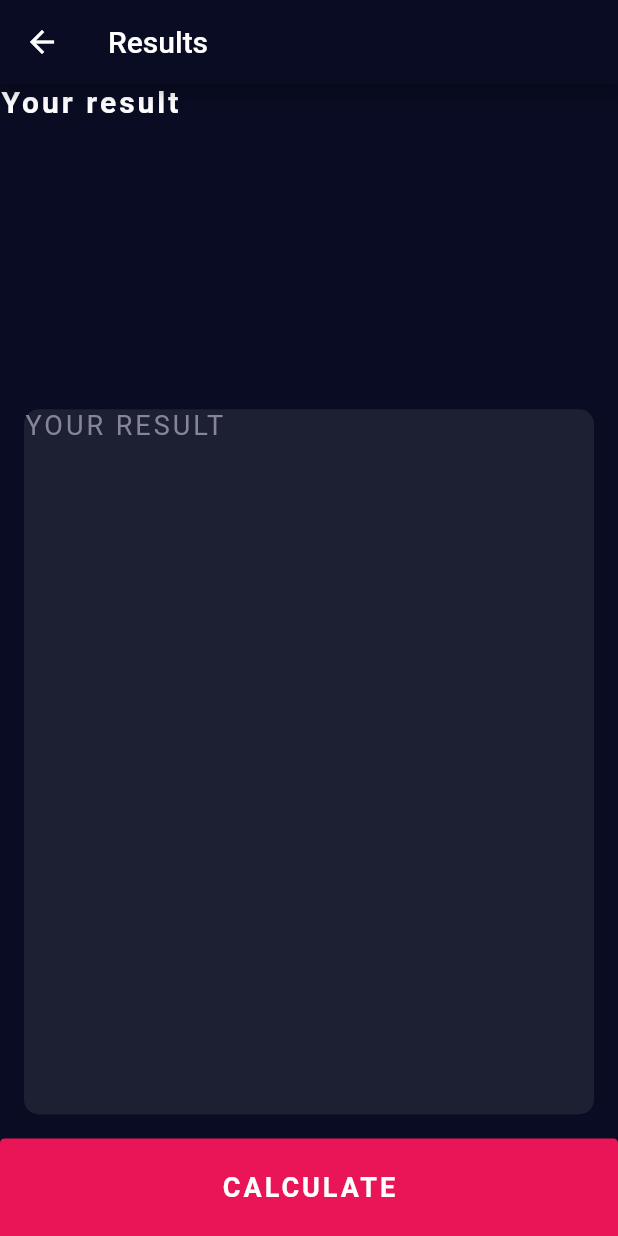
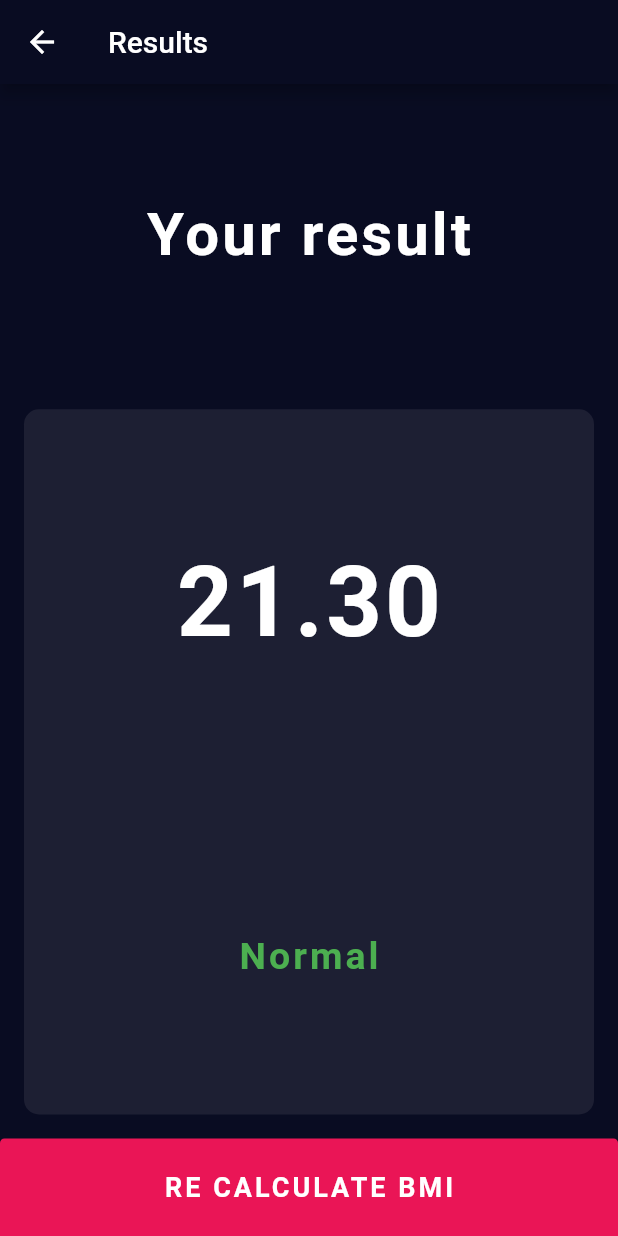
Before and after one commit to saketp18/simple_bmi_app, a Flutter app: the screen it shows after launch, after a tap on "CALCULATE", on a phone screen of 412 x 824 dp. Run offline on Flutter 3.47's test engine with Material 2 defaults, Android fonts, the phone set to English and light mode, and no system bars; our stand-ins replace font_awesome_flutter.

Commit message:
Update UI for results screen

```diff
--- a/lib/data.dart
+++ /dev/null
@@ -1,11 +0,0 @@
-class Data {
-  int height = 180;
-  int weight = 70;
-  int age = 25;
-
-  double calculateBMI() {
-    return weight / (height * height) * 10000;
-  }
-}
-
-enum Gender { MALE, FEMALE }
--- /dev/null
+++ b/lib/data/data.dart
@@ -0,0 +1,21 @@
+class Data {
+  int height = 180;
+  int weight = 70;
+  int age = 25;
+  double bmi;
+
+  double calculateBMI() {
+    bmi = weight / (height * height) * 10000;
+    return bmi;
+  }
+
+  String getResults() {
+    if (bmi > 25) {
+      return "Obese";
+    } else {
+      return "Normal";
+    }
+  }
+}
+
+enum Gender { MALE, FEMALE }
--- a/lib/main.dart
+++ b/lib/screen0.dart
@@ -1,8 +1,8 @@
 import 'package:flutter/cupertino.dart';
 import 'package:flutter/material.dart';
 import 'package:font_awesome_flutter/font_awesome_flutter.dart';
-import 'package:simple_bmi_app/data.dart';
-import 'package:simple_bmi_app/results.dart';
+import 'package:simple_bmi_app/data/data.dart';
+import 'package:simple_bmi_app/screen1.dart';
 import 'package:simple_bmi_app/views/card_views.dart';
 
 void main() => runApp(MyApp());
@@ -300,8 +300,12 @@ class _MyHomePageState extends State<MyHomePage> {
               onTap: () {
                 var bmi = data.calculateBMI();
                 print(bmi.toStringAsFixed(2));
-                Navigator.push(context,
-                    MaterialPageRoute(builder: (context) => ResultScreen()));
+                Navigator.push(
+                    context,
+                    MaterialPageRoute(
+                        builder: (context) => ResultScreen(
+                              data: data,
+                            )));
               },
               child: Container(
                 height: 65.0,
--- a/lib/results.dart
+++ b/lib/screen1.dart
@@ -1,9 +1,14 @@
 import 'package:flutter/cupertino.dart';
 import 'package:flutter/material.dart';
+import 'package:simple_bmi_app/data/data.dart';
 
 Color activeColor = Color(0xFF1D1F33);
 
 class ResultScreen extends StatelessWidget {
+  final Data data;
+
+  ResultScreen({@required this.data});
+
   @override
   Widget build(BuildContext context) {
     return Scaffold(
@@ -11,12 +16,16 @@ class ResultScreen extends StatelessWidget {
         title: Text("Results"),
         backgroundColor: Color(0xFF090C22),
       ),
-      body: SafeArea(child: Results()),
+      body: SafeArea(child: Results(data: data)),
     );
   }
 }
 
 class Results extends StatefulWidget {
+  Results({@required this.data});
+
+  final Data data;
+
   @override
   _ResultsState createState() => _ResultsState();
 }
@@ -29,12 +38,14 @@ class _ResultsState extends State<Results> {
       children: <Widget>[
         Expanded(
           flex: 2,
+          child: Center(
             child: Text(
               "Your result",
               style: TextStyle(
                 fontWeight: FontWeight.bold,
-              fontSize: 20.0,
+                fontSize: 40.0,
                 color: Colors.white,
+              ),
             ),
           ),
         ),
@@ -46,7 +57,27 @@ class _ResultsState extends State<Results> {
               color: activeColor,
             ),
             margin: EdgeInsets.all(16),
-            child: Text("YOUR RESULT"),
+            child: Column(
+              mainAxisAlignment: MainAxisAlignment.spaceAround,
+              children: <Widget>[
+                Text(
+                  widget.data.bmi.toStringAsFixed(2),
+                  style: TextStyle(
+                    color: Colors.white,
+                    fontWeight: FontWeight.bold,
+                    fontSize: 65.0,
+                  ),
+                ),
+                Text(
+                  widget.data.getResults(),
+                  style: TextStyle(
+                    color: Colors.green,
+                    fontWeight: FontWeight.bold,
+                    fontSize: 25.0,
+                  ),
+                ),
+              ],
+            ),
           ),
         ),
         Expanded(
@@ -62,12 +93,17 @@ class _ResultsState extends State<Results> {
                 ),
                 color: Color(0xFFEA1556),
               ),
+              child: GestureDetector(
+                onTap: () {
+                  Navigator.pop(context);
+                },
                 child: Center(
                   child: Text(
-                  "CALCULATE",
+                    "RE CALCULATE BMI",
                     style: TextStyle(
                       color: Colors.white,
                       fontWeight: FontWeight.bold,
+                    ),
                   ),
                 ),
               ),
```
Also changed, not shown: 1 other file. Lines whose indentation alone changed are shown as unchanged.
